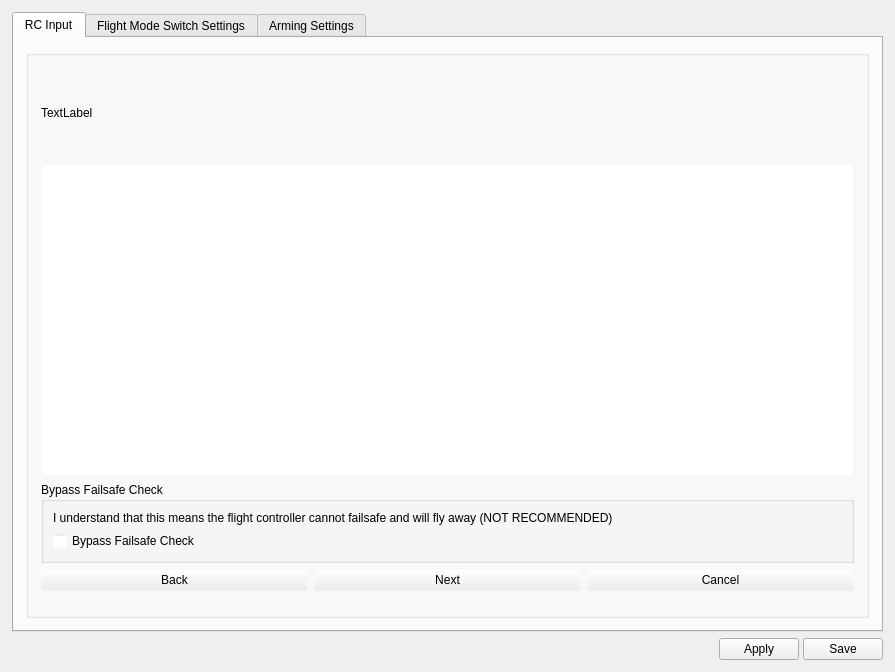
Old version of the form ground/gcs/src/plugins/config/input.ui in the repository d-ronin/dRonin.
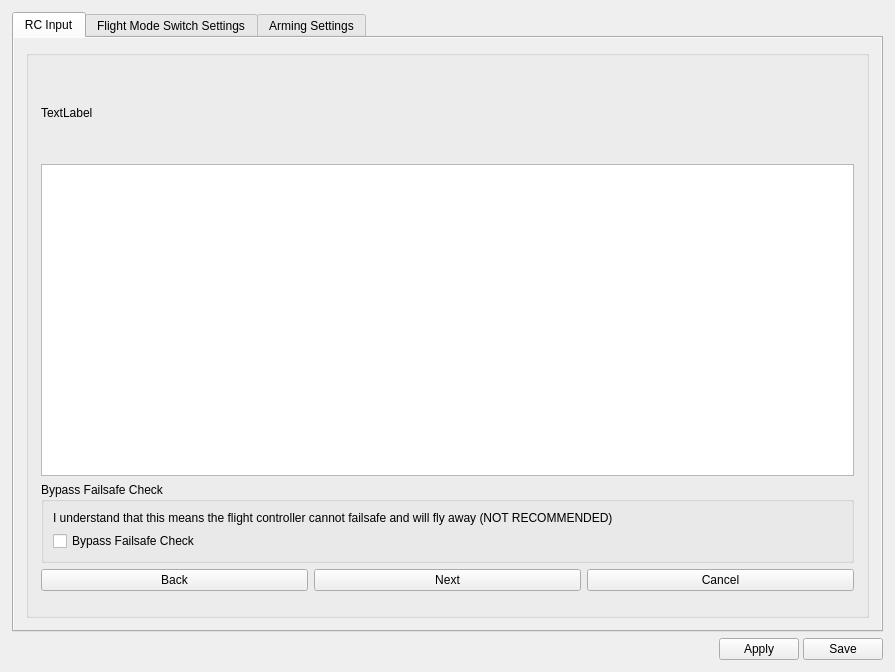
New version of the form. Icons and pictures are not drawn.

Diff of the .ui file:
```diff
--- a/ground/gcs/src/plugins/config/input.ui
+++ b/ground/gcs/src/plugins/config/input.ui
@@ -53,70 +53,6 @@
        </property>
        <item>
         <widget class="QScrollArea" name="scrollArea">
-         <property name="palette">
-          <palette>
-           <active>
-            <colorrole role="Base">
-             <brush brushstyle="SolidPattern">
-              <color alpha="255">
-               <red>255</red>
-               <green>255</green>
-               <blue>255</blue>
-              </color>
-             </brush>
-            </colorrole>
-            <colorrole role="Window">
-             <brush brushstyle="SolidPattern">
-              <color alpha="0">
-               <red>232</red>
-               <green>232</green>
-               <blue>232</blue>
-              </color>
-             </brush>
-            </colorrole>
-           </active>
-           <inactive>
-            <colorrole role="Base">
-             <brush brushstyle="SolidPattern">
-              <color alpha="255">
-               <red>255</red>
-               <green>255</green>
-               <blue>255</blue>
-              </color>
-             </brush>
-            </colorrole>
-            <colorrole role="Window">
-             <brush brushstyle="SolidPattern">
-              <color alpha="0">
-               <red>232</red>
-               <green>232</green>
-               <blue>232</blue>
-              </color>
-             </brush>
-            </colorrole>
-           </inactive>
-           <disabled>
-            <colorrole role="Base">
-             <brush brushstyle="SolidPattern">
-              <color alpha="0">
-               <red>232</red>
-               <green>232</green>
-               <blue>232</blue>
-              </color>
-             </brush>
-            </colorrole>
-            <colorrole role="Window">
-             <brush brushstyle="SolidPattern">
-              <color alpha="0">
-               <red>232</red>
-               <green>232</green>
-               <blue>232</blue>
-              </color>
-             </brush>
-            </colorrole>
-           </disabled>
-          </palette>
-         </property>
          <property name="frameShape">
           <enum>QFrame::NoFrame</enum>
          </property>
@@ -129,7 +65,7 @@
             <x>0</x>
             <y>0</y>
             <width>865</width>
-            <height>572</height>
+            <height>589</height>
            </rect>
           </property>
           <layout class="QGridLayout" name="gridLayout">
```
Left out of the diff: 132 changed lines with no effect on the pictures.
